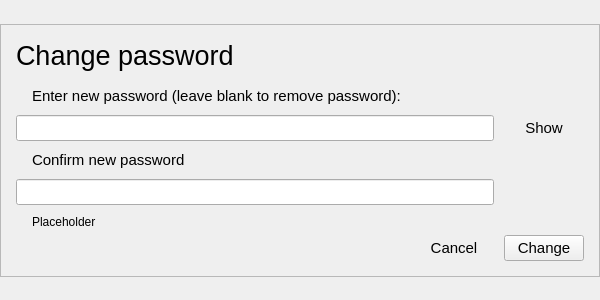
Above: src/gui/updatepassword.ui from someretical/TheoreticalDiary before the change. Below: the same form after it.
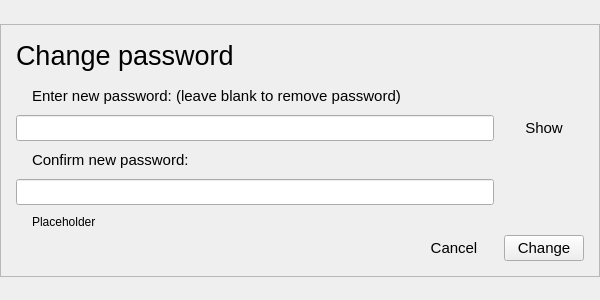
That is the form after the change.

Diff of the .ui file:
```diff
--- a/src/gui/updatepassword.ui
+++ b/src/gui/updatepassword.ui
@@ -186,7 +186,7 @@
            </font>
           </property>
           <property name="text">
-           <string>Confirm new password</string>
+           <string>Confirm new password:</string>
           </property>
           <property name="indent">
            <number>16</number>
@@ -231,7 +231,7 @@
            </font>
           </property>
           <property name="text">
-           <string>Enter new password (leave blank to remove password):</string>
+           <string>Enter new password: (leave blank to remove password)</string>
           </property>
           <property name="indent">
            <number>16</number>
```
